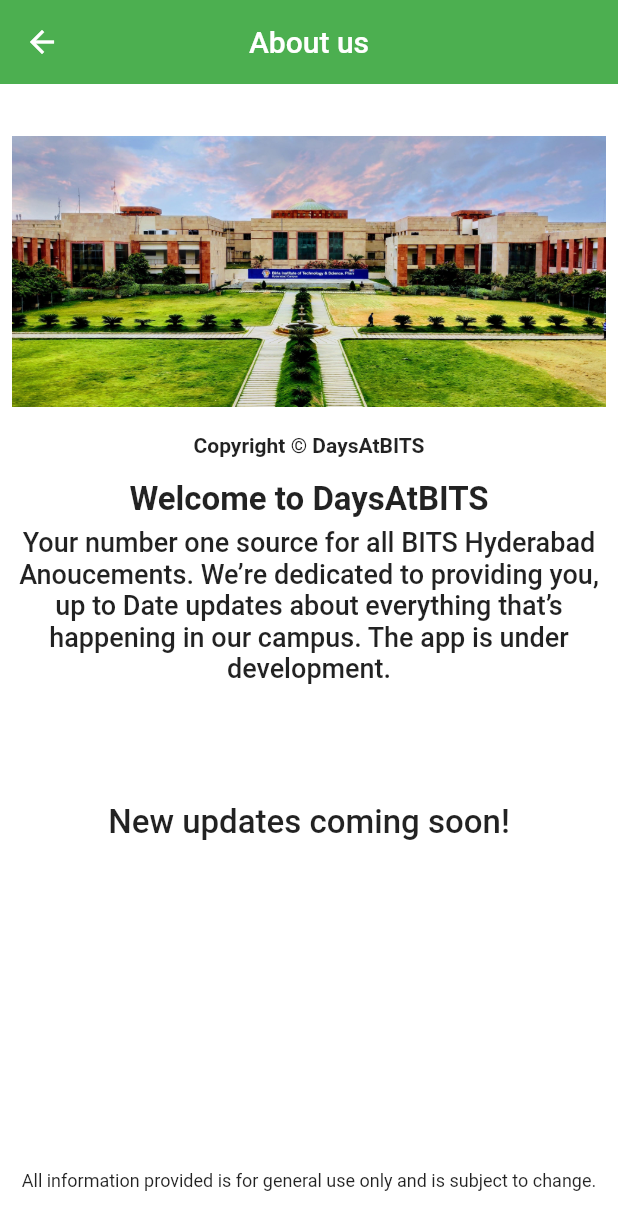
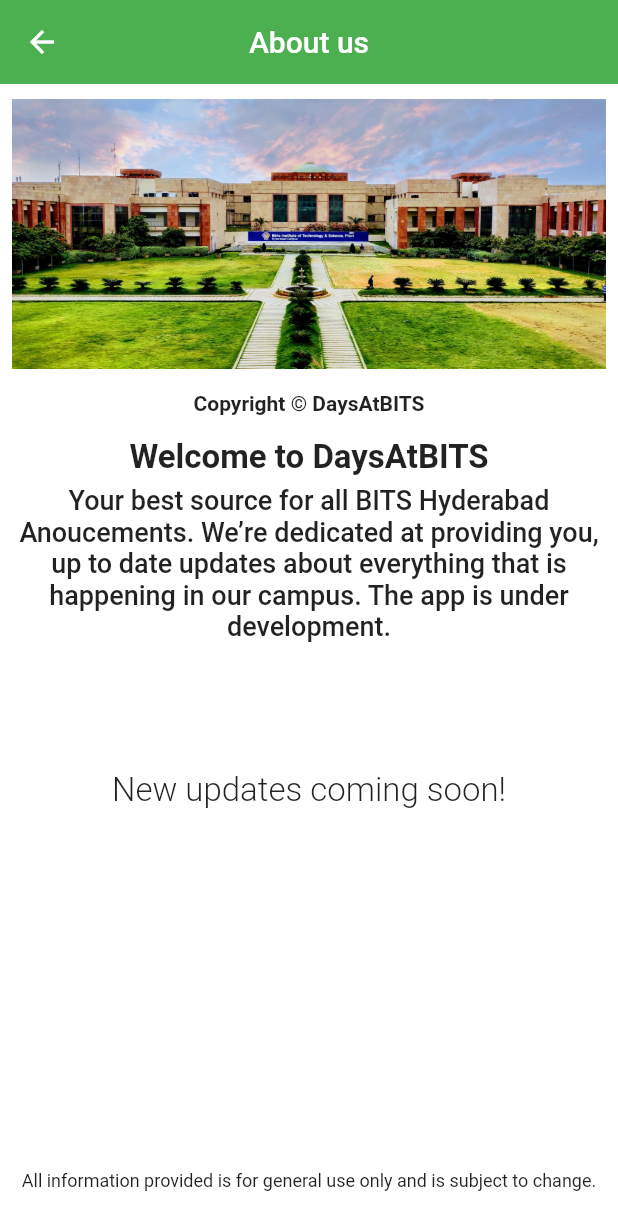
Before and after one commit to neilmehta31/DAB, a Flutter app: the screen it shows after launch, scrolled down 576 dp, after a tap on the "info" icon, on a phone screen of 412 x 824 dp. Shown: the top 1230 px of the screen. Run offline on Flutter 3.47's test engine with Material 2 defaults, Android fonts, the phone set to English and light mode, and no system bars; our stand-ins replace date_format, flutter_speed_dial, google_maps_flutter, shimmer; missing offline and left inert: flutter_html_view; network calls fail.

Commit message:
minor; logo size aboutus padding, contactus color fixes

```diff
--- a/lib/UI/AboutusUI.dart
+++ b/lib/UI/AboutusUI.dart
@@ -15,7 +15,7 @@ class AboutUsUI extends StatelessWidget {
         ),
         body: Container(
           color: Colors.white,
-          padding: EdgeInsets.only(top: 25.0, left: 8.0, right: 8.0),
+          padding: EdgeInsets.only(top: 0.0, left: 8.0, right: 8.0),
           child: Column(
             mainAxisAlignment: MainAxisAlignment.start,
             children: [
@@ -27,7 +27,7 @@ class AboutUsUI extends StatelessWidget {
                     height: 200,
                     width: 450,
                   ),
-                  SizedBox(height: 8.0),
+                  SizedBox(height: 5.0),
                   Text('Copyright © DaysAtBITS',
                       style: TextStyle(
                         fontWeight: FontWeight.bold,
@@ -43,7 +43,7 @@ class AboutUsUI extends StatelessWidget {
                   ),
                   SizedBox(height: 5.0),
                   Text(
-                    'Your number one source for all BITS Hyderabad Anoucements. We’re dedicated to providing you, up to Date updates about everything that’s happening in our campus. The app is under development.',
+                    'Your best source for all BITS Hyderabad Anoucements. We’re dedicated at providing you, up to date updates about everything that is happening in our campus. The app is under development.',
                     textAlign: TextAlign.center,
                     style: TextStyle(
                       fontWeight: FontWeight.w500,
@@ -58,7 +58,7 @@ class AboutUsUI extends StatelessWidget {
                     TextSpan(
                       text: "New updates coming soon!",
                       style: TextStyle(
-                          fontWeight: FontWeight.w500, fontSize: 22.0),
+                          fontWeight: FontWeight.w300, fontSize: 22.0),
                     ),
                   ),
                 ),
--- a/lib/UI/homeUI.dart
+++ b/lib/UI/homeUI.dart
@@ -66,6 +66,17 @@ class _HomeUIState extends State<HomeUI> {
           Container(
             decoration: BoxDecoration(
                 color: Colors.blue,
+                /*  gradient: LinearGradient(
+                  begin: Alignment.topLeft,
+                  end: Alignment(
+                      0.9, 0.7), // 10% of the width, so there are ten blinds.
+                  colors: [
+                    const Color(0xff00c2c7),
+                    const Color(0xff009fff)
+                  ],
+                  tileMode:
+                      TileMode.clamp,
+                ),*/
                 borderRadius: BorderRadius.only(
                     bottomLeft: Radius.circular(18),
                     bottomRight: Radius.circular(18))),
```
Also changed, not shown: lib/UI/ContactusUI.dart (+1 -11 lines), 1 other file.
